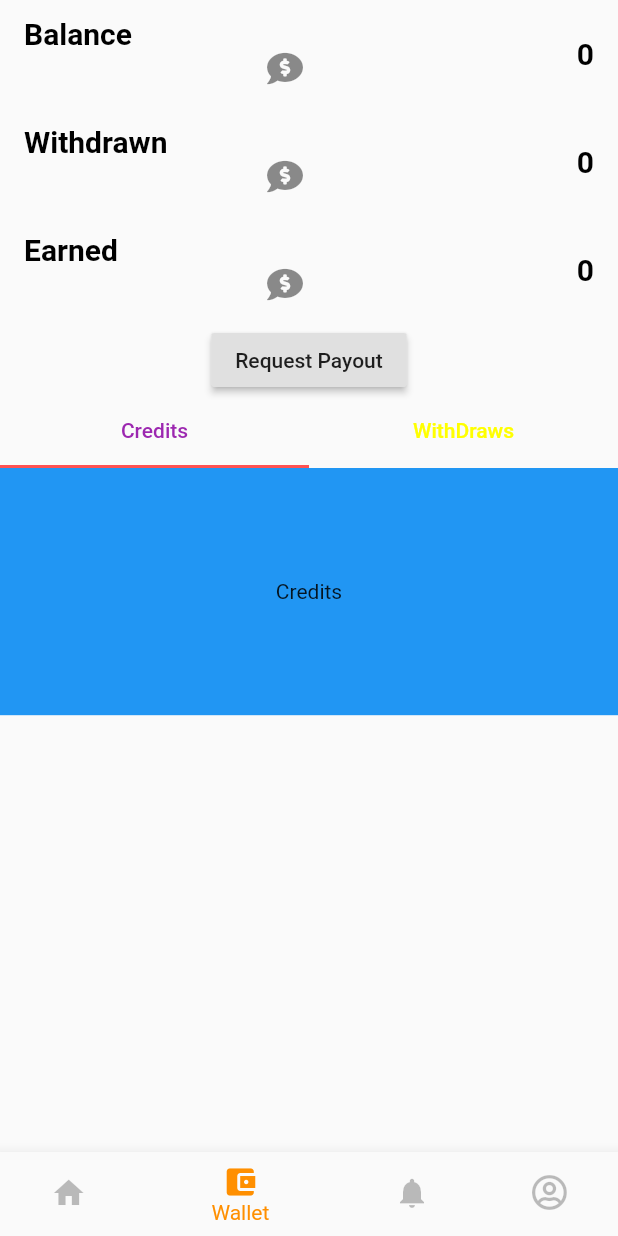
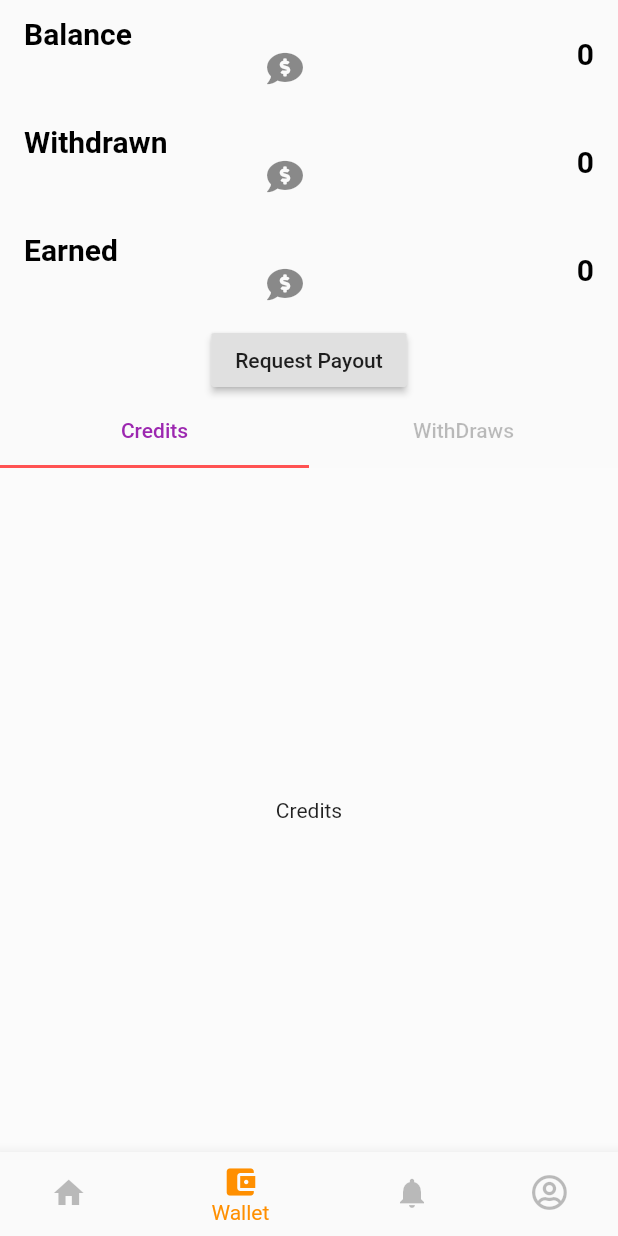
Before and after one commit to tufailsher/law-chamber, a Flutter app: the NavigationPage screen opened directly, item 2 of the bottom bar chosen, after a tap on "Request Payout", on a phone screen of 412 x 824 dp. Run offline on Flutter 3.47's test engine with Material 2 defaults, Android fonts, the phone set to English and light mode, and no system bars; our stand-ins replace carousel_pro, cloud_firestore, firebase_auth, firebase_core, font_awesome_flutter, google_sign_in; missing offline and left inert: zap_architecture, zap_architecture_flutter; accounts and stored records are empty.

Commit message:
add more screens

```diff
--- a/lib/pages/credit_screen.dart
+++ /dev/null
@@ -1,80 +0,0 @@
-import 'package:flutter/material.dart';
-import 'package:font_awesome_flutter/font_awesome_flutter.dart';
-import 'package:law_chamber/main.dart';
-import 'package:law_chamber/utils/Constants.dart';
-
-class CreditScreen extends StatefulWidget {
-  @override
-  _CreditScreenState createState() => _CreditScreenState();
-}
-
-class _CreditScreenState extends State<CreditScreen> {
-  @override
-  Widget build(BuildContext context) {
-    return DefaultTabController(
-        length: 2,
-        child: Column(
-          children: [
-            ListTile(
-              title: Text(
-                "Balance",
-                style: kLogInText,
-              ),
-              subtitle: Icon(FontAwesomeIcons.commentDollar),
-              trailing: Text(
-                "0",
-                style: kLogInText,
-              ),
-            ),
-            ListTile(
-              title: Text(
-                "Withdrawn",
-                style: kLogInText,
-              ),
-              subtitle: Icon(FontAwesomeIcons.commentDollar),
-              trailing: Text(
-                "0",
-                style: kLogInText,
-              ),
-            ),
-            ListTile(
-              title: Text(
-                "Earned",
-                style: kLogInText,
-              ),
-              subtitle: Icon(FontAwesomeIcons.commentDollar),
-              trailing: Text(
-                "0",
-                style: kLogInText,
-              ),
-            ),
-            RaisedButton(child: Text("Request Payout"), onPressed: () {}),
-            TabBar(
-              labelColor:Colors.purple ,
-              indicatorColor: Colors.redAccent,
-              unselectedLabelColor: Colors.yellowAccent,
-              tabs: [
-                Tab(
-                  text: "Credits",
-                ),
-                Tab(
-                  text: "WithDraws",
-                ),
-              ],
-            ),
-            Container(
-              color: Colors.blue,
-              height: sizeConfig.height(0.2),
-              width: double.infinity,
-              child: TabBarView(
-                children: [
-                  Center(child: Text("Credits")),
-                  Center(child: Text("WithDraws")),
-                ],
-              ),
-            ),
-          ],
-        ),
-    );
-  }
-}
--- /dev/null
+++ b/lib/pages/credits_page.dart
@@ -0,0 +1,84 @@
+import 'package:flutter/material.dart';
+import 'package:font_awesome_flutter/font_awesome_flutter.dart';
+import 'package:law_chamber/main.dart';
+import 'package:law_chamber/utils/Constants.dart';
+
+class CreditsPage extends StatefulWidget {
+  @override
+  _CreditsPageState createState() => _CreditsPageState();
+}
+
+class _CreditsPageState extends State<CreditsPage> {
+  @override
+  Widget build(BuildContext context) {
+    return Scaffold(
+      body: DefaultTabController(
+          length: 2,
+          child: Column(
+            children: [
+              ListTile(
+                title: Text(
+                  "Balance",
+                  style: kLogInText,
+                ),
+                subtitle: Icon(FontAwesomeIcons.commentDollar),
+                trailing: Text(
+                  "0",
+                  style: kLogInText,
+                ),
+              ),
+              ListTile(
+                title: Text(
+                  "Withdrawn",
+                  style: kLogInText,
+                ),
+                subtitle: Icon(FontAwesomeIcons.commentDollar),
+                trailing: Text(
+                  "0",
+                  style: kLogInText,
+                ),
+              ),
+              ListTile(
+                title: Text(
+                  "Earned",
+                  style: kLogInText,
+                ),
+                subtitle: Icon(FontAwesomeIcons.commentDollar),
+                trailing: Text(
+                  "0",
+                  style: kLogInText,
+                ),
+              ),
+              RaisedButton(child: Text("Request Payout"), onPressed: () {}),
+              TabBar(
+                labelColor:Colors.purple ,
+                indicatorColor: Colors.redAccent,
+                unselectedLabelColor: Colors.black26,
+                tabs: [
+                  Tab(
+                    text: "Credits",
+                  ),
+                  Tab(
+                    text: "WithDraws",
+                  ),
+                ],
+              ),
+              Expanded(
+                child: Container(
+                  color: Colors.white.withOpacity(0.2),
+           //       height: sizeConfig.height(0.2),
+                  width: double.infinity,
+                  child: TabBarView(
+                    children: [
+                      Center(child: Text("Credits")),
+                      Center(child: Text("WithDraws")),
+                    ],
+                  ),
+                ),
+              ),
+            ],
+          ),
+      ),
+    );
+  }
+}
--- a/lib/pages/lawyer_sign_up.dart
+++ b/lib/pages/lawyer_sign_up.dart
@@ -5,6 +5,7 @@ import 'package:law_chamber/main.dart';
 import 'package:law_chamber/utils/Constants.dart';
 import 'package:law_chamber/utils/models.dart';
 import 'package:law_chamber/widgets/app_bar_container.dart';
+import 'package:law_chamber/widgets/navigation_page.dart';
 import 'package:law_chamber/widgets/primary_button.dart';
 import 'lawyer_home_page.dart';
 
@@ -45,7 +46,7 @@ class _LawyerSignUpState extends State<LawyerSignUp> {
           .user;
       if (user != null) {
         Navigator.push(
-            context, MaterialPageRoute(builder: (context) => LawyerHomePage()));
+            context, MaterialPageRoute(builder: (context) => NavigationPage()));
 
         id = user.uid;
         emailController.clear();
@@ -115,6 +116,7 @@ class _LawyerSignUpState extends State<LawyerSignUp> {
                             return null;
                           },
                         ),
+                        SizedBox(height: sizeConfig.height(0.020)),
                         TextFormField(
                           textAlign: TextAlign.center,
                           decoration: InputDecoration(
--- a/lib/widgets/credits_button_container.dart
+++ b/lib/widgets/credits_button_container.dart
@@ -6,12 +6,14 @@ import '../size_config.dart';
 class CreditsButtonContainer extends StatelessWidget {
  final Widget buttonIcon;
   final Widget buttonText;
+  final Function onClick;
   CreditsButtonContainer({@required this.buttonIcon,@required this.buttonText
-  });
+  ,this.onClick});
 
   @override
   Widget build(BuildContext context) {
-    return Container(
+    return GestureDetector(
+      child: Container(
         height: SizeConfig.init(context).height(0.1),
         width: SizeConfig.init(context).width(0.2),
         decoration: BoxDecoration(
@@ -25,6 +27,8 @@ class CreditsButtonContainer extends StatelessWidget {
             buttonText,
           ],
         ),
+      ),
+      onTap: onClick,
     );
   }
 }
--- a/lib/widgets/credits_container.dart
+++ b/lib/widgets/credits_container.dart
@@ -1,13 +1,16 @@
 import 'package:flutter/material.dart';
 import 'package:font_awesome_flutter/font_awesome_flutter.dart';
+import 'package:law_chamber/pages/activity_logs.dart';
+import 'package:law_chamber/pages/load_page.dart';
 import 'file:///C:/Users/Muhammad%20Tufail/AndroidStudioProjects/flutter_app/law_chamber/lib/utils/Constants.dart';
 
 import '../size_config.dart';
 import 'credits_button_container.dart';
 class CreditsContainer extends StatelessWidget {
-  const CreditsContainer({
-    Key key,
-  }) : super(key: key);
+  final Function onClick;
+  CreditsContainer({
+    this.onClick
+  });
 
   @override
   Widget build(BuildContext context) {
@@ -36,9 +39,16 @@ class CreditsContainer extends StatelessWidget {
           Row(
             mainAxisAlignment: MainAxisAlignment.spaceEvenly,
             children: [
-              CreditsButtonContainer(buttonIcon: Icon(FontAwesomeIcons.solidCreditCard),
-                  buttonText: Text("Payouts"),
+              GestureDetector(
+                child: CreditsButtonContainer(buttonIcon: Icon(FontAwesomeIcons.solidCreditCard),
+                    buttonText: Text("Load"),
 
+                ),
+                onTap: (){
+                  Navigator.push(
+                      context, MaterialPageRoute(
+                      builder: (context)=>LoadPage()));
+                },
               ),
               CreditsButtonContainer(
                   buttonIcon: Icon(FontAwesomeIcons.gift),
@@ -51,6 +61,9 @@ class CreditsContainer extends StatelessWidget {
               CreditsButtonContainer(
                   buttonIcon: Icon(FontAwesomeIcons.history),
                   buttonText: Text("Activity"),
+                onClick: (){
+                    Navigator.push(context, MaterialPageRoute(builder: (context)=>ActivityLogs()));
+                },
               ),
             ],
           )
--- a/lib/widgets/gridview_container.dart
+++ b/lib/widgets/gridview_container.dart
@@ -3,22 +3,25 @@ import 'package:law_chamber/main.dart';
 class GridViewContainer extends StatelessWidget {
   final Icon containerIcon;
   final Text containerText;
+  final Function onClick;
 
    GridViewContainer({
-     @required this.containerIcon, @required this.containerText,
+     @required this.containerIcon, @required this.containerText,this.onClick
    });
 
   @override
   Widget build(BuildContext context) {
-    return Container(
-      //padding: const EdgeInsets.all(8),
-      child: Column(
-        //mainAxisAlignment: MainAxisAlignment.spaceEvenly,
-        children: [
-          containerIcon,
-          containerText,
-        ],
+    return GestureDetector(
+      child: Scaffold(
+        body: Column(
+          //mainAxisAlignment: MainAxisAlignment.spaceEvenly,
+          children: [
+            containerIcon,
+            containerText,
+          ],
+        ),
       ),
+      onTap: onClick,
     );
   }
 }
--- a/lib/widgets/navigation_page.dart
+++ b/lib/widgets/navigation_page.dart
@@ -1,6 +1,6 @@
 import 'package:flutter/material.dart';
 import 'package:font_awesome_flutter/font_awesome_flutter.dart';
-import 'package:law_chamber/pages/credit_screen.dart';
+import 'package:law_chamber/pages/credits_page.dart';
 import 'package:law_chamber/pages/lawyer_data.dart';
 import 'package:law_chamber/pages/lawyer_home_page.dart';
 import 'package:law_chamber/pages/notification_screen.dart';
@@ -14,9 +14,9 @@ static const TextStyle optionStyle =
 TextStyle(fontSize: 30, fontWeight: FontWeight.bold);
  List<Widget> _widgetOptions = <Widget>[
   LawyerHomePage(),
-  CreditScreen(),
+  CreditsPage(),
   NotificationScreen(),
-   LawyerData(),
+  LawyerData(),
 ];
 
 void _onItemTapped(int index) {
```
Also changed, not shown: lib/pages/assist_page.dart (added, +65 -0 lines), lib/pages/lawyer_home_page.dart (+56 -19 lines), lib/pages/log_in_screen.dart (+17 -8 lines), lib/widgets/calendar_tab.dart (+11 -3 lines). Lines whose indentation alone changed are shown as unchanged.
